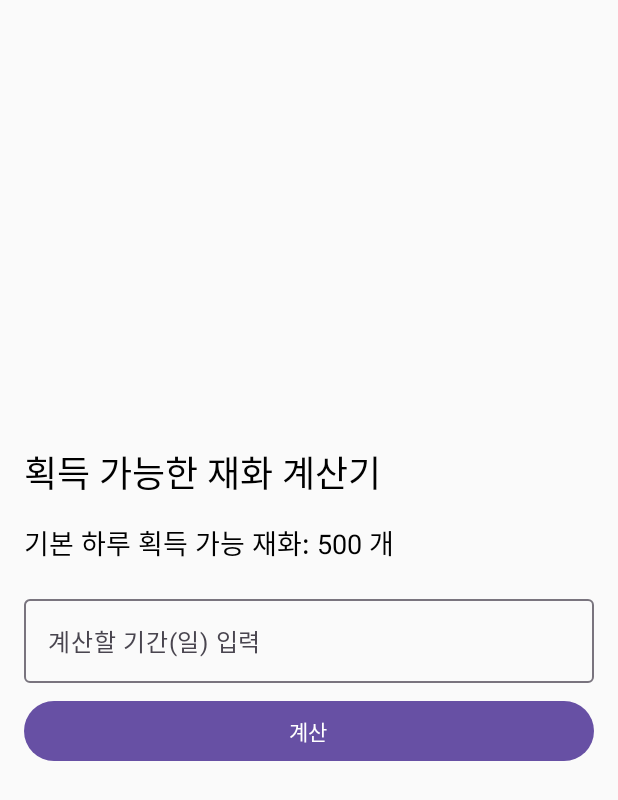
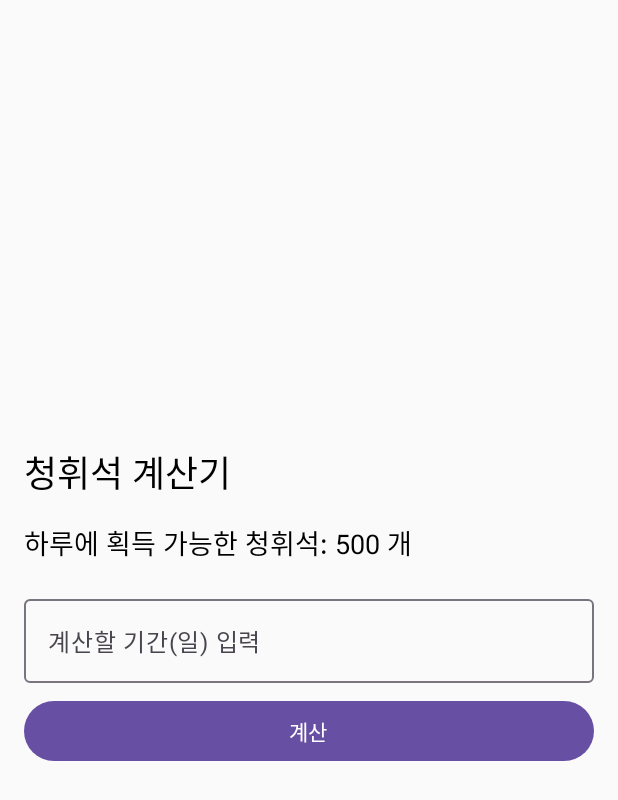
Before and after one commit to jungjae0821/ProjectArchive, an Android app built with Jetpack Compose: the CalculatorActivity screen opened directly, with no data from a screen before it, on a phone screen of 412 x 824 dp. Shown: the top 800 px of the screen. Run offline under Robolectric (Android 15) with nearby library versions, the phone set to English and light mode, and no system bars.

Commit message:
기초공사중

```diff
--- a/app/src/main/java/com/example/projectarchive/CalculatorActivity.kt
+++ b/app/src/main/java/com/example/projectarchive/CalculatorActivity.kt
@@ -36,9 +36,9 @@ fun CalculatorScreen() {
         modifier = Modifier.fillMaxSize().padding(16.dp),
         verticalArrangement = Arrangement.Center
     ) {
-        Text(text = "획득 가능한 재화 계산기", fontSize = 24.sp, modifier = Modifier.padding(bottom = 16.dp))
+        Text(text = "청휘석 계산기", fontSize = 24.sp, modifier = Modifier.padding(bottom = 16.dp))
 
-        Text(text = "기본 하루 획득 가능 재화: $dailyCurrency 개", fontSize = 18.sp, modifier = Modifier.padding(bottom = 16.dp))
+        Text(text = "하루에 획득 가능한 청휘석: $dailyCurrency 개", fontSize = 18.sp, modifier = Modifier.padding(bottom = 16.dp))
 
         // ✅ 기간 입력 필드 ✅
         OutlinedTextField(
```
